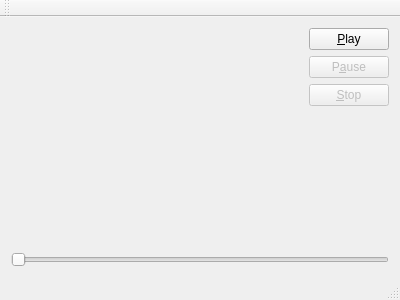
Before: the Qt Designer form mainwindow.ui in Taro3/linux_mp4_test, drawn with Qt 5.
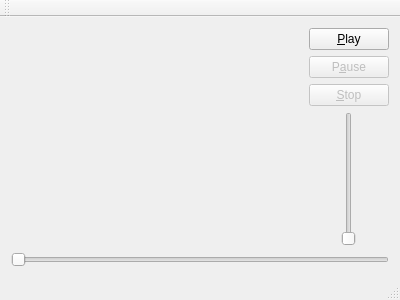
After: the same form once the commit is applied.

Commit message:
ボリュームスライダー実装
ボリューム制御用スライダー処理実装

Diff of the .ui file:
```diff
--- a/mainwindow.ui
+++ b/mainwindow.ui
@@ -14,9 +14,9 @@
    <string>MainWindow</string>
   </property>
   <widget class="QWidget" name="centralWidget">
-   <layout class="QVBoxLayout" name="verticalLayout_2">
+   <layout class="QVBoxLayout" name="verticalLayout_3">
     <item>
-     <layout class="QHBoxLayout" name="horizontalLayout">
+     <layout class="QHBoxLayout" name="horizontalLayout_2">
       <item>
        <widget class="QWidget" name="widget" native="true">
         <property name="sizePolicy">
@@ -28,6 +28,8 @@
        </widget>
       </item>
       <item>
+       <layout class="QVBoxLayout" name="verticalLayout_2">
+        <item>
        <layout class="QVBoxLayout" name="verticalLayout">
         <item>
          <widget class="QPushButton" name="pushButtonPlay">
@@ -68,18 +70,21 @@
           </property>
          </widget>
         </item>
+         </layout>
+        </item>
         <item>
-         <spacer name="verticalSpacer">
+         <layout class="QHBoxLayout" name="horizontalLayout">
+          <item>
+           <widget class="QSlider" name="verticalSliderVolume">
+            <property name="maximum">
+             <number>100</number>
+            </property>
           <property name="orientation">
            <enum>Qt::Vertical</enum>
           </property>
-          <property name="sizeHint" stdset="0">
-           <size>
-            <width>20</width>
-            <height>40</height>
-           </size>
-          </property>
-         </spacer>
+           </widget>
+          </item>
+         </layout>
         </item>
        </layout>
       </item>
```
Left out of the diff: 6 changed lines with no effect on the pictures. Lines whose indentation alone changed are shown as unchanged. The commit also changes 2 other files.
